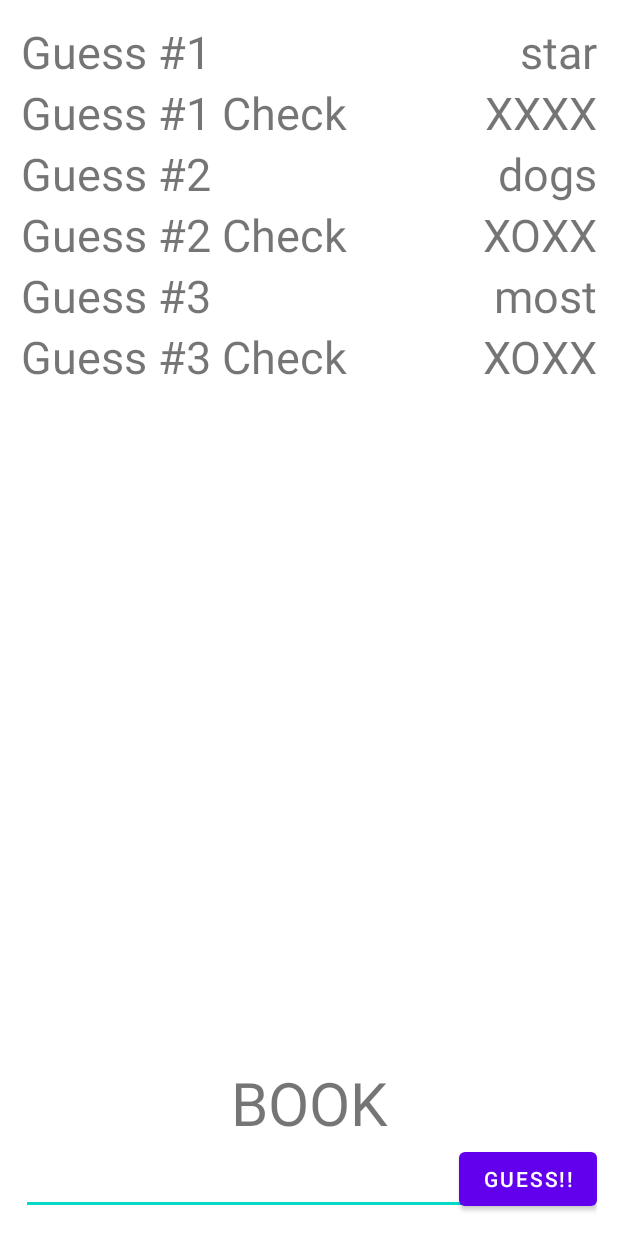
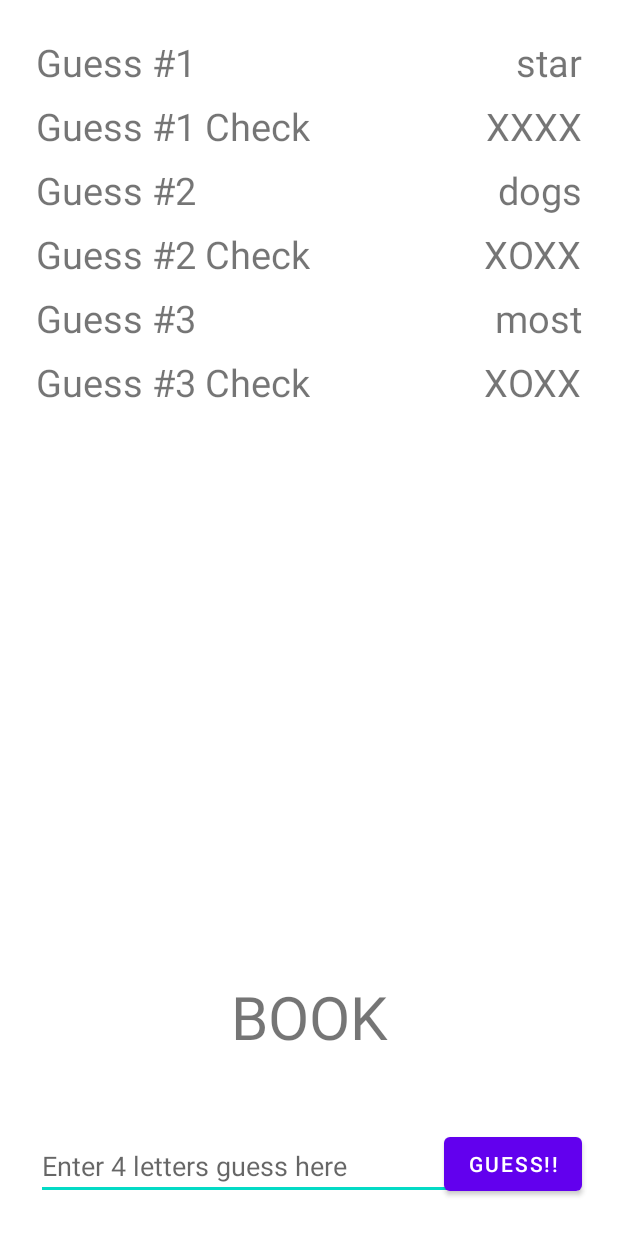
Before and after one commit to joshhn/CodePath-Android-Development-In-Kotlin, an Android app: the layout activity_main.xml on its own in the app's theme, with its tools: preview values and no code run, on a phone screen of 412 x 824 dp. Run offline under Robolectric (Android 15) with nearby library versions, the phone set to English and light mode, and no system bars.

Commit message:
Completed all required features Project 1

```diff
--- a/Unit 1 - Kotlin and Layouts/Wordle/app/build.gradle
+++ b/Unit 1 - Kotlin and Layouts/Wordle/app/build.gradle
@@ -29,6 +29,10 @@ android {
     kotlinOptions {
         jvmTarget = '1.8'
     }
+
+    buildFeatures{
+        viewBinding true
+    }
 }
 
 dependencies {
--- a/Unit 1 - Kotlin and Layouts/Wordle/app/src/main/AndroidManifest.xml
+++ b/Unit 1 - Kotlin and Layouts/Wordle/app/src/main/AndroidManifest.xml
@@ -15,7 +15,8 @@
         tools:targetApi="31">
         <activity
             android:name=".MainActivity"
-            android:exported="true">
+            android:exported="true"
+            android:screenOrientation="portrait">
             <intent-filter>
                 <action android:name="android.intent.action.MAIN" />
 
--- a/Unit 1 - Kotlin and Layouts/Wordle/app/src/main/res/layout/activity_main.xml
+++ b/Unit 1 - Kotlin and Layouts/Wordle/app/src/main/res/layout/activity_main.xml
@@ -4,7 +4,7 @@
     xmlns:tools="http://schemas.android.com/tools"
     android:layout_width="match_parent"
     android:layout_height="match_parent"
-    android:layout_margin="14dp"
+    android:layout_margin="16dp"
     tools:context=".MainActivity">
 
     <TextView
@@ -12,7 +12,8 @@
         android:layout_width="wrap_content"
         android:layout_height="wrap_content"
         android:text="Guess #1"
-        android:textSize="30sp"
+        android:layout_margin="8dp"
+        android:textSize="25sp"
         app:layout_constraintStart_toStartOf="parent"
         app:layout_constraintTop_toTopOf="parent" />
 
@@ -21,7 +22,10 @@
         android:layout_width="wrap_content"
         android:layout_height="wrap_content"
         android:text="star"
-        android:textSize="30sp"
+        android:layout_margin="8dp"
+        android:textSize="25sp"
+        android:visibility="invisible"
+        tools:visibility="visible"
         app:layout_constraintEnd_toEndOf="parent"
         app:layout_constraintTop_toTopOf="parent" />
 
@@ -30,7 +34,10 @@
         android:layout_width="wrap_content"
         android:layout_height="wrap_content"
         android:text="Guess #1 Check"
-        android:textSize="30sp"
+        android:layout_margin="8dp"
+        android:textSize="25sp"
+        android:visibility="invisible"
+        tools:visibility="visible"
         app:layout_constraintStart_toStartOf="parent"
         app:layout_constraintTop_toBottomOf="@id/tvLabel1"/>
 
@@ -39,7 +46,10 @@
         android:layout_width="wrap_content"
         android:layout_height="wrap_content"
         android:text="XXXX"
-        android:textSize="30sp"
+        android:layout_margin="8dp"
+        android:textSize="25sp"
+        android:visibility="invisible"
+        tools:visibility="visible"
         app:layout_constraintEnd_toEndOf="parent"
         app:layout_constraintTop_toBottomOf="@id/tvGuess1" />
 
@@ -48,7 +58,10 @@
         android:layout_width="wrap_content"
         android:layout_height="wrap_content"
         android:text="Guess #2"
-        android:textSize="30sp"
+        android:layout_margin="8dp"
+        android:textSize="25sp"
+        android:visibility="invisible"
+        tools:visibility="visible"
         app:layout_constraintStart_toStartOf="parent"
         app:layout_constraintTop_toBottomOf="@id/tvCheckLabel1"/>
 
@@ -57,7 +70,10 @@
         android:layout_width="wrap_content"
         android:layout_height="wrap_content"
         android:text="dogs"
-        android:textSize="30sp"
+        android:layout_margin="8dp"
+        android:textSize="25sp"
+        android:visibility="invisible"
+        tools:visibility="visible"
         app:layout_constraintEnd_toEndOf="parent"
         app:layout_constraintTop_toBottomOf="@id/tvCheck1" />
 
@@ -66,7 +82,10 @@
         android:layout_width="wrap_content"
         android:layout_height="wrap_content"
         android:text="Guess #2 Check"
-        android:textSize="30sp"
+        android:layout_margin="8dp"
+        android:textSize="25sp"
+        android:visibility="invisible"
+        tools:visibility="visible"
         app:layout_constraintStart_toStartOf="parent"
         app:layout_constraintTop_toBottomOf="@id/tvLabel2" />
 
@@ -75,7 +94,10 @@
         android:layout_width="wrap_content"
         android:layout_height="wrap_content"
         android:text="XOXX"
-        android:textSize="30sp"
+        android:layout_margin="8dp"
+        android:textSize="25sp"
+        android:visibility="invisible"
+        tools:visibility="visible"
         app:layout_constraintEnd_toEndOf="parent"
         app:layout_constraintTop_toBottomOf="@id/tvGuess2" />
 
@@ -84,7 +106,10 @@
         android:layout_width="wrap_content"
         android:layout_height="wrap_content"
         android:text="Guess #3"
-        android:textSize="30sp"
+        android:layout_margin="8dp"
+        android:textSize="25sp"
+        android:visibility="invisible"
+        tools:visibility="visible"
         app:layout_constraintStart_toStartOf="parent"
         app:layout_constraintTop_toBottomOf="@id/tvCheckLabel2" />
 
@@ -93,7 +118,10 @@
         android:layout_width="wrap_content"
         android:layout_height="wrap_content"
         android:text="most"
-        android:textSize="30sp"
+        android:layout_margin="8dp"
+        android:textSize="25sp"
+        android:visibility="invisible"
+        tools:visibility="visible"
         app:layout_constraintEnd_toEndOf="parent"
         app:layout_constraintTop_toBottomOf="@id/tvCheck2" />
 
@@ -102,7 +130,10 @@
         android:layout_width="wrap_content"
         android:layout_height="wrap_content"
         android:text="Guess #3 Check"
-        android:textSize="30sp"
+        android:layout_margin="8dp"
+        android:textSize="25sp"
+        android:visibility="invisible"
+        tools:visibility="visible"
         app:layout_constraintStart_toStartOf="parent"
         app:layout_constraintTop_toBottomOf="@id/tvLabel3" />
 
@@ -111,7 +142,10 @@
         android:layout_width="wrap_content"
         android:layout_height="wrap_content"
         android:text="XOXX"
-        android:textSize="30sp"
+        android:layout_margin="8dp"
+        android:textSize="25sp"
+        android:visibility="invisible"
+        tools:visibility="visible"
         app:layout_constraintEnd_toEndOf="parent"
         app:layout_constraintTop_toBottomOf="@+id/tvGuess3" />
 
@@ -121,28 +155,30 @@
         android:layout_height="wrap_content"
         android:text="BOOK"
         android:textSize="40sp"
+        android:visibility="invisible"
+        tools:visibility="visible"
+        android:layout_marginBottom="50dp"
         app:layout_constraintBottom_toTopOf="@id/etInput"
         app:layout_constraintEnd_toEndOf="parent"
         app:layout_constraintStart_toStartOf="parent"/>
 
     <EditText
         android:id="@+id/etInput"
-        android:layout_width="match_parent"
-        android:layout_height="match_parent"
+        android:layout_width="280dp"
+        android:layout_height="wrap_content"
+        android:hint="Enter 4 letters guess here"
+        android:layout_margin="8dp"
+        android:maxLength="4"
         app:layout_constraintBottom_toBottomOf="parent"
-        app:layout_constraintTop_toBottomOf="@id/tvKeyword"/>
+        app:layout_constraintStart_toStartOf="parent"/>
 
     <Button
         android:id="@+id/btnSubmit"
         android:layout_width="wrap_content"
         android:layout_height="wrap_content"
         android:text="GUESS!!"
+        android:layout_margin="8dp"
         app:layout_constraintBottom_toBottomOf="parent"
-        app:layout_constraintEnd_toEndOf="parent"
-        app:layout_constraintTop_toBottomOf="@id/tvKeyword"/>
-
-
-
-
+        app:layout_constraintEnd_toEndOf="parent" />
 
 </androidx.constraintlayout.widget.ConstraintLayout>
```
Also changed, not shown: Unit 1 - Kotlin and Layouts/Wordle/app/src/main/java/com/joshhn/wordle/MainActivity.kt (+66 -17 lines).
